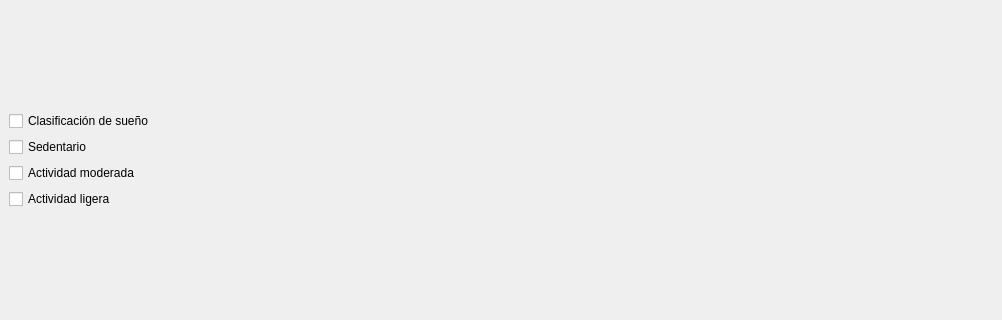
The window that scatterplots_app/scatterplots.ui (acrsilva/Seguimiento-automatizado-de-variables-de-control) describes before a commit, drawn with Qt 5; both pictures show x 0 to 1002 and y 220 to 540 of the 1002 by 782 pixel window.
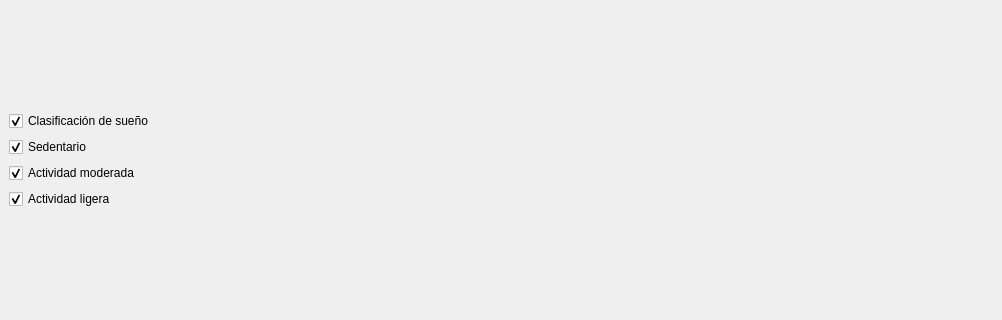
The same window after the commit.

Diff of the .ui file:
```diff
--- a/scatterplots_app/scatterplots.ui
+++ b/scatterplots_app/scatterplots.ui
@@ -31,6 +31,9 @@
       <property name="text">
        <string>Clasificación de sueño</string>
       </property>
+      <property name="checked">
+       <bool>true</bool>
+      </property>
      </widget>
     </item>
     <item>
@@ -38,6 +41,9 @@
       <property name="text">
        <string>Sedentario</string>
       </property>
+      <property name="checked">
+       <bool>true</bool>
+      </property>
      </widget>
     </item>
     <item>
@@ -45,6 +51,9 @@
       <property name="text">
        <string>Actividad moderada</string>
       </property>
+      <property name="checked">
+       <bool>true</bool>
+      </property>
      </widget>
     </item>
     <item>
@@ -52,6 +61,9 @@
       <property name="text">
        <string>Actividad ligera</string>
       </property>
+      <property name="checked">
+       <bool>true</bool>
+      </property>
      </widget>
     </item>
     <item>
```
Left out of the diff: 3 changed lines with no effect on the pictures.
